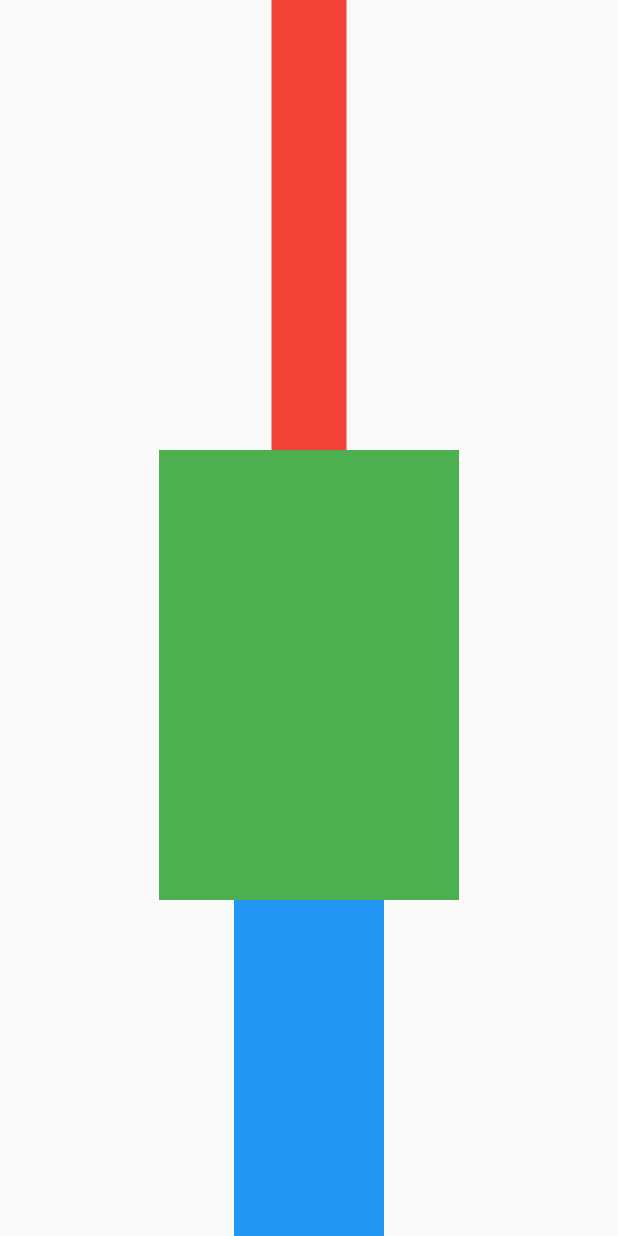
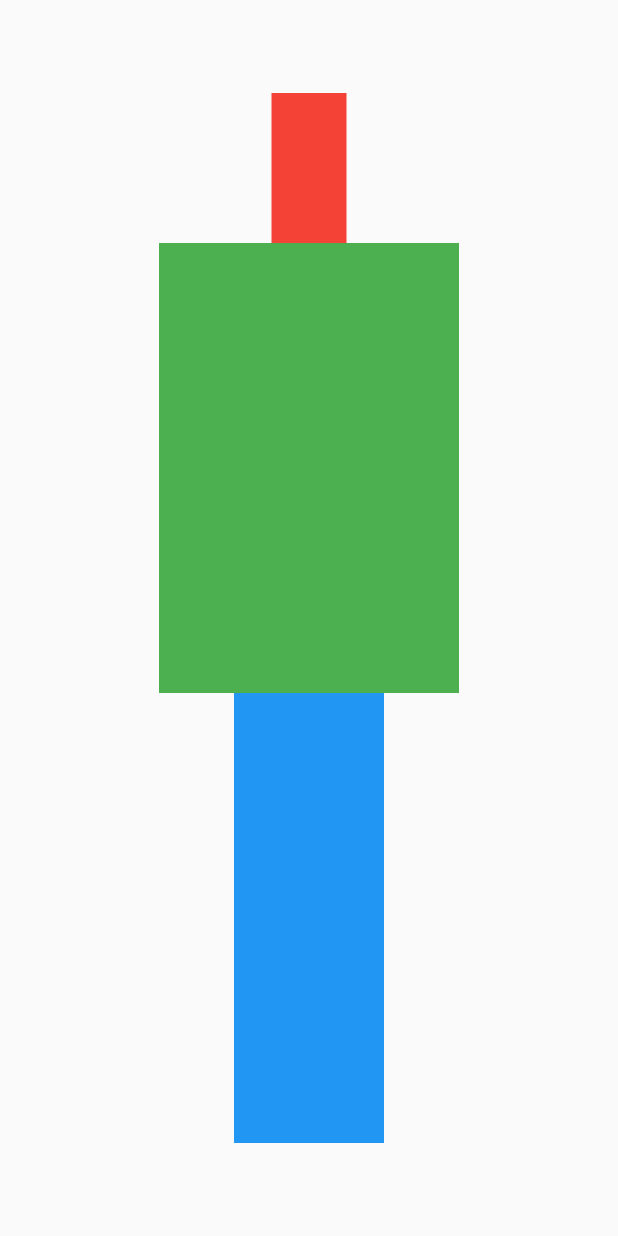
Before and after one commit to Muhanned-Anwar/avatar_course2_2, a Flutter app: the screen it shows after launch, on a phone screen of 412 x 824 dp. Run offline on Flutter 3.47's test engine with Material 2 defaults, Android fonts, the light colour scheme and no system bars.

Commit message:
center column

```diff
--- a/lib/main.dart
+++ b/lib/main.dart
@@ -12,14 +12,15 @@ class MyApp extends StatelessWidget {
     return MaterialApp(
       debugShowCheckedModeBanner: false,
       home: Scaffold(
-        body: Container(
-          alignment: Alignment.center,
+        body: Center(
           child: Column(
+            mainAxisAlignment: MainAxisAlignment.center,
+            crossAxisAlignment: CrossAxisAlignment.center,
             children: [
               Container( // width: 0
                 color: Colors.red,
                 width: 50,
-                height: 300,
+                height: 100,
               ),
               Container( // width: 0
                 color: Colors.green,
```
